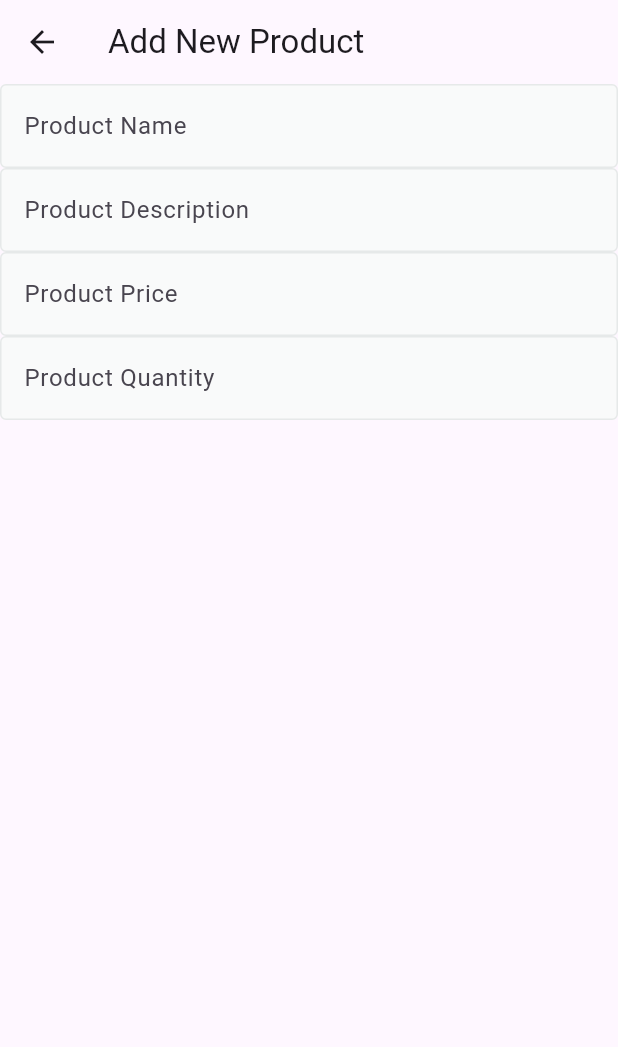
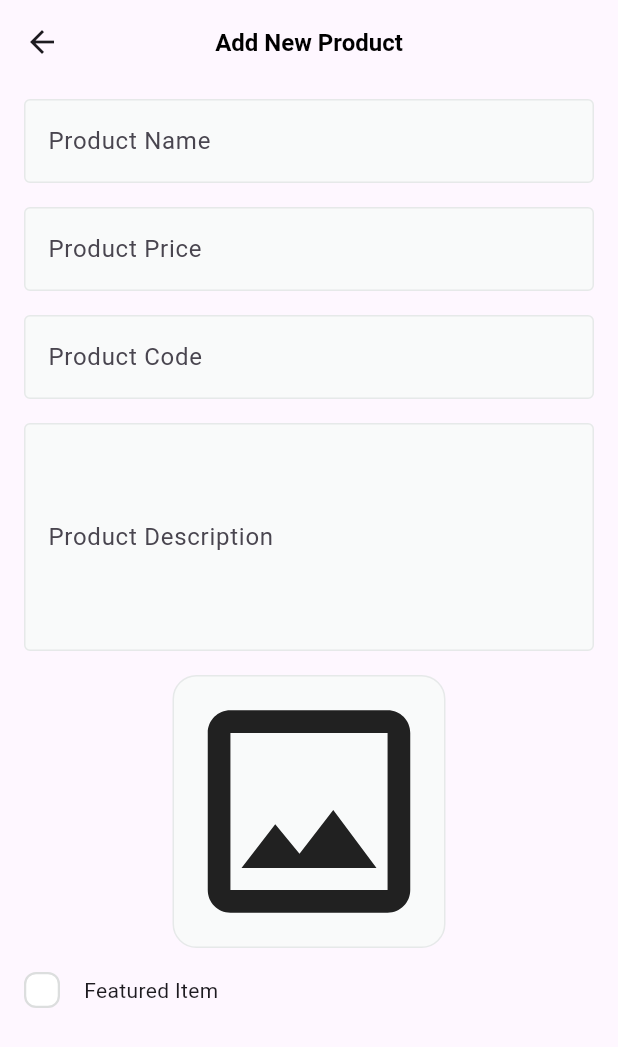
Before and after one commit to Abdo-Mahfouz/e_commerce_dashboard, a Flutter app: the AddProductView screen opened by its route, on a phone screen of 412 x 824 dp. Shown: the top 1047 px of the screen. Run offline on Flutter 3.47's test engine with Material 3 defaults, Android fonts, the phone set to English and light mode, and no system bars; drawn by our look-alikes of skeletonizer; our stand-ins replace flutter_svg, image_picker.

Commit message:
Add file selector plugin support and enhance AddProductView UI

```diff
--- a/lib/features/add_product/presentaion/widgets/custom_text_form_field.dart
+++ b/lib/core/widgets/custom_text_form_field.dart
@@ -6,6 +6,7 @@ class CustomTextFormField extends StatelessWidget {
   final TextInputType keyboardType;
   final void Function(String?)? onSaved;
   final Widget? suffixIcon;
+  final int? maxLines;
 
   const CustomTextFormField({
     required this.labelText,
@@ -14,6 +15,7 @@ class CustomTextFormField extends StatelessWidget {
     super.key,
     this.onSaved,
     this.suffixIcon,
+    this.maxLines = 1,
   });
 
   @override
@@ -37,6 +39,7 @@ class CustomTextFormField extends StatelessWidget {
       },
       obscureText: obscureText,
       keyboardType: keyboardType,
+      maxLines: maxLines,
     );
   }
 
--- a/lib/features/add_product/presentaion/views/add_product_view.dart
+++ b/lib/features/add_product/presentaion/views/add_product_view.dart
@@ -1,5 +1,7 @@
 import 'package:e_commerce_dashboard/features/add_product/presentaion/widgets/add_product_view_body.dart';
 import 'package:flutter/material.dart';
+
+import '../../../../core/utils/app_styles/app_text_style.dart';
 
 class AddProductView extends StatelessWidget {
   const AddProductView({super.key});
@@ -8,7 +10,11 @@ class AddProductView extends StatelessWidget {
   Widget build(BuildContext context) {
     return Scaffold(
         appBar: AppBar(
-          title: const Text('Add New Product'),
+          title: Text(
+            'Add New Product',
+            style: TextStyles.bold16.copyWith(color: Colors.black),
+          ),
+          centerTitle: true,
         ),
         body: AddProductViewBody());
   }
--- a/lib/features/add_product/presentaion/widgets/add_product_view_body.dart
+++ b/lib/features/add_product/presentaion/widgets/add_product_view_body.dart
@@ -1,6 +1,8 @@
+import 'package:e_commerce_dashboard/features/add_product/presentaion/widgets/image_field.dart';
 import 'package:flutter/material.dart';
 
-import 'custom_text_form_field.dart';
+import '../../../../core/widgets/custom_text_form_field.dart';
+import 'is_item_featurd.dart';
 
 class AddProductViewBody extends StatefulWidget {
   const AddProductViewBody({super.key});
@@ -12,34 +14,50 @@ class AddProductViewBody extends StatefulWidget {
 class _AddProductViewBodyState extends State<AddProductViewBody> {
   GlobalKey<FormState> formKey = GlobalKey<FormState>();
   AutovalidateMode autovalidateMode = AutovalidateMode.disabled;
+  bool isFeatured = false;
 
   @override
   Widget build(BuildContext context) {
-    return SingleChildScrollView(
+    return Padding(
+      padding: const EdgeInsets.symmetric(horizontal: 16.0, vertical: 10),
+      child: SingleChildScrollView(
         child: Form(
           key: formKey,
           autovalidateMode: autovalidateMode,
           child: Column(
+            spacing: 16.0,
             children: [
               CustomTextFormField(
+                keyboardType: TextInputType.text,
                 labelText: 'Product Name',
                 onSaved: (value) {},
               ),
               CustomTextFormField(
-              labelText: 'Product Description',
+                keyboardType: TextInputType.number,
+                labelText: 'Product Price',
                 onSaved: (value) {},
               ),
               CustomTextFormField(
-              labelText: 'Product Price',
                 keyboardType: TextInputType.number,
+                labelText: 'Product Code',
                 onSaved: (value) {},
               ),
               CustomTextFormField(
-              labelText: 'Product Quantity',
-              keyboardType: TextInputType.number,
+                keyboardType: TextInputType.text,
+                labelText: 'Product Description',
+                maxLines: 5,
                 onSaved: (value) {},
               ),
+              ImageField(
+                onFileChanged: (image) {},
+              ),
+              IsItemFeaturedWidget(
+                onChanged: (value) {
+                  isFeatured = value;
+                },
+              )
             ],
+          ),
         ),
       ),
     );
--- /dev/null
+++ b/lib/features/add_product/presentaion/widgets/custom_checkbox.dart
@@ -0,0 +1,43 @@
+import 'package:flutter/material.dart';
+import 'package:flutter_svg/flutter_svg.dart';
+
+import '../../../../../../core/utils/app_colors.dart';
+import '../../../../../../core/utils/app_images.dart';
+
+class CustomCheckBox extends StatelessWidget {
+  const CustomCheckBox(
+      {super.key, required this.isChecked, required this.onChecked});
+  final bool isChecked;
+  final ValueChanged<bool> onChecked;
+  @override
+  Widget build(BuildContext context) {
+    return GestureDetector(
+      onTap: () {
+        onChecked(!isChecked);
+      },
+      child: AnimatedContainer(
+        width: 24,
+        height: 24,
+        duration: const Duration(milliseconds: 100),
+        decoration: ShapeDecoration(
+          color: isChecked ? AppColors.primaryColor : Colors.white,
+          shape: RoundedRectangleBorder(
+            side: BorderSide(
+              width: 1.50,
+              color: isChecked ? Colors.transparent : const Color(0xFFDCDEDE),
+            ),
+            borderRadius: BorderRadius.circular(8),
+          ),
+        ),
+        child: isChecked
+            ? Padding(
+                padding: const EdgeInsets.all(2),
+                child: SvgPicture.asset(
+                  Assets.imagesCheck,
+                ),
+              )
+            : const SizedBox(),
+      ),
+    );
+  }
+}
--- /dev/null
+++ b/lib/features/add_product/presentaion/widgets/image_field.dart
@@ -0,0 +1,76 @@
+import 'dart:io';
+
+import 'package:flutter/material.dart';
+import 'package:image_picker/image_picker.dart';
+import 'package:skeletonizer/skeletonizer.dart';
+
+class ImageField extends StatefulWidget {
+  const ImageField({super.key, required this.onFileChanged});
+  final ValueChanged<File?> onFileChanged;
+  @override
+  State<ImageField> createState() => _ImageFieldState();
+}
+
+class _ImageFieldState extends State<ImageField> {
+  bool isLoading = false;
+  File? fileImage;
+  @override
+  Widget build(BuildContext context) {
+    return Skeletonizer(
+      enabled: isLoading,
+      child: GestureDetector(
+        onTap: () async {
+          isLoading = true;
+          setState(() {});
+          try {
+            await pickImage();
+          } on Exception catch (e) {
+            print(e.toString());
+            isLoading = false;
+            setState(() {});
+          }
+          isLoading = false;
+          setState(() {});
+        },
+        child: Stack(
+          children: [
+            Container(
+              decoration: BoxDecoration(
+                color: const Color(0xFFF9FAFA),
+                border: Border.all(
+                  color: const Color(0xFFE6E9E9),
+                ),
+                borderRadius: BorderRadius.circular(16.0),
+              ),
+              child: fileImage != null
+                  ? Image.file(fileImage!)
+                  : Icon(Icons.image_outlined, size: 180),
+            ),
+            Visibility(
+              visible: fileImage != null,
+              child: IconButton(
+                onPressed: () {
+                  setState(() {
+                    fileImage = null;
+                    widget.onFileChanged(fileImage);
+                  });
+                },
+                icon: Icon(
+                  Icons.delete,
+                  color: Colors.red,
+                ),
+              ),
+            )
+          ],
+        ),
+      ),
+    );
+  }
+
+  Future<void> pickImage() async {
+    final ImagePicker picker = ImagePicker();
+    final XFile? image = await picker.pickImage(source: ImageSource.gallery);
+    fileImage = File(image!.path);
+    widget.onFileChanged(fileImage);
+  }
+}
--- /dev/null
+++ b/lib/features/add_product/presentaion/widgets/is_item_featurd.dart
@@ -0,0 +1,37 @@
+import 'package:flutter/material.dart';
+
+import 'custom_checkbox.dart';
+
+class IsItemFeaturedWidget extends StatefulWidget {
+  const IsItemFeaturedWidget({super.key, required this.onChanged});
+
+  final ValueChanged<bool> onChanged;
+  @override
+  State<IsItemFeaturedWidget> createState() => _IsItemFeaturedWidgetState();
+}
+
+class _IsItemFeaturedWidgetState extends State<IsItemFeaturedWidget> {
+  bool isItemFeatured = false;
+
+  @override
+  Widget build(BuildContext context) {
+    return Row(
+      children: [
+        CustomCheckBox(
+          onChecked: (value) {
+            isItemFeatured = value;
+            widget.onChanged(value);
+            setState(() {});
+          },
+          isChecked: isItemFeatured,
+        ),
+        const SizedBox(
+          width: 16,
+        ),
+        Expanded(
+          child: Text('Featured Item'),
+        ),
+      ],
+    );
+  }
+}
```
Also changed, not shown: lib/core/utils/app_images.dart (+0 -108 lines), pubspec.yaml (+13 -0 lines), assets/images/Check.svg (added), pubspec.lock, 5 other files. Lines whose indentation alone changed are shown as unchanged.
